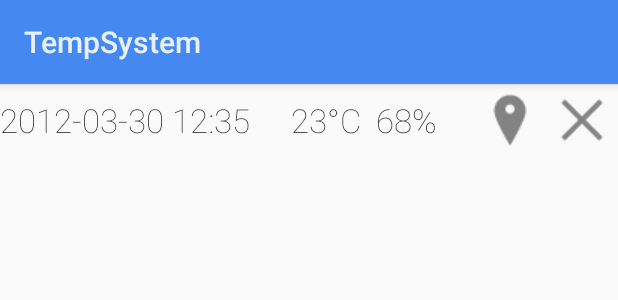
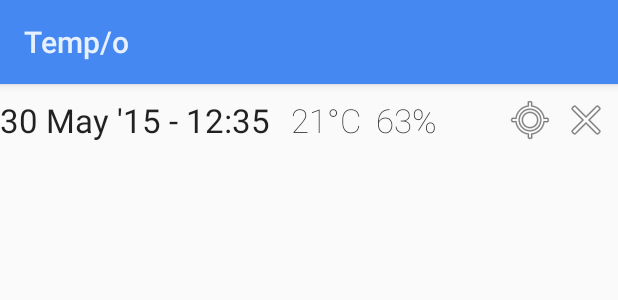
Before and after one commit to demirhanaydin/temp-o, an Android app: the layout list_item.xml on its own in the app's theme, with its tools: preview values and no code run, on a phone screen of 412 x 824 dp. Shown: the top 300 px of the screen. Run offline under Robolectric (Android 15) with nearby library versions, the phone set to English and light mode, and no system bars; Roboto replaces fonts that are not available here.

Commit message:
new name Temp/o && visual changes

```diff
--- a/app/src/main/java/com/example/demirhanaydin/tempsystem/DatabaseHandler.java
+++ b/app/src/main/java/com/example/demirhanaydin/tempsystem/DatabaseHandler.java
@@ -55,7 +55,7 @@ public class DatabaseHandler extends SQLiteOpenHelper {
     public Cursor getEntries(){
         SQLiteDatabase db = this.getWritableDatabase();
         // query - select all
-        String selectQuery = "SELECT * FROM " + TABLE_ENTRY;
+        String selectQuery = "SELECT * FROM " + TABLE_ENTRY + " ORDER BY " + COL_KEY_ID + " DESC";
         // run the query
         Cursor cursor = db.rawQuery(selectQuery, null);
         // return cursor object
--- a/app/src/main/java/com/example/demirhanaydin/tempsystem/MainActivity.java
+++ b/app/src/main/java/com/example/demirhanaydin/tempsystem/MainActivity.java
@@ -97,7 +97,8 @@ public class MainActivity extends Activity {
                     System.currentTimeMillis());
             result = db.addEntry(entry);
             if(result > 0){
-                Toast.makeText(this, "saved" + lastKnownLocation.getLatitude(), Toast.LENGTH_LONG).show();
+//                Toast.makeText(this, "Saved!" + lastKnownLocation.getLatitude(), Toast.LENGTH_LONG).show();
+                Toast.makeText(this, "Saved!", Toast.LENGTH_LONG).show();
             }else {
                 Toast.makeText(this, "problem!", Toast.LENGTH_LONG).show();
             }
--- a/app/src/main/res/layout/list_item.xml
+++ b/app/src/main/res/layout/list_item.xml
@@ -10,10 +10,10 @@
     <TextView
         android:layout_width="wrap_content"
         android:layout_height="wrap_content"
-        android:text="2012-03-30 12:35"
+        android:text="30 May &apos;15 - 12:35"
         android:id="@+id/date"
-        style="@style/listItem"
-        android:layout_marginRight="5dp"
+        style="@style/listItem.date"
+        android:layout_marginRight="10dp"
         android:layout_gravity="left"
         android:layout_centerVertical="true"
         android:layout_alignParentStart="true"/>
@@ -24,7 +24,7 @@
         android:id="@+id/temp"
         style="@style/listItem"
         android:text="@string/default_temp"
-        android:layout_marginLeft="10dp"
+        android:layout_marginLeft="15dp"
         android:layout_gravity="left"
         android:layout_centerVertical="true"
         android:layout_centerHorizontal="true"/>
@@ -63,21 +63,22 @@
         android:layout_width="wrap_content"
         android:layout_height="wrap_content"
         android:id="@+id/btn_location"
-        android:background="@drawable/ic_action_place"
+        android:background="@android:drawable/ic_menu_mylocation"
         android:contentDescription="delete"
-        android:layout_alignParentTop="true"
+        style="@style/listItem.btn_icon"
+        android:layout_gravity="left"
+        android:layout_alignTop="@+id/btn_delete"
         android:layout_toStartOf="@+id/btn_delete"
-        android:layout_centerVertical="true"
-        android:layout_gravity="left"/>
+        android:layout_marginRight="5dp"/>
     <ImageButton
         android:layout_width="wrap_content"
         android:layout_height="wrap_content"
         android:id="@+id/btn_delete"
-        android:background="@drawable/ic_action_remove"
-        android:layout_alignParentTop="true"
+        android:background="@android:drawable/ic_menu_close_clear_cancel"
+        android:contentDescription="delete"
+        style="@style/listItem.btn_icon"
+        android:layout_gravity="left"
         android:layout_centerVertical="true"
         android:layout_alignParentEnd="true"
-        android:contentDescription="delete"
-        android:layout_alignParentStart="false"
-        android:layout_gravity="left"/>
+        android:layout_marginRight="5dp"/>
 </RelativeLayout>
--- a/app/src/main/res/values-v21/styles.xml
+++ b/app/src/main/res/values-v21/styles.xml
@@ -25,4 +25,11 @@
     <style name="listItem" parent="AppTheme">
         <item name="android:textSize">10pt</item>
     </style>
+    <style name="listItem.date">
+        <item name="android:textStyle">bold</item>
+    </style>
+    <style name="listItem.btn_icon">
+        <item name="android:layout_width">50px</item>
+        <item name="android:layout_height">50px</item>
+    </style>
 </resources>
--- a/app/src/main/res/values/strings.xml
+++ b/app/src/main/res/values/strings.xml
@@ -1,14 +1,14 @@
 <resources>
-    <string name="app_name">TempSystem</string>
+    <string name="app_name">Temp/o</string>
     <integer name="google_play_services_version">7327000</integer>
     <string name="google_maps_key">AIzaSyAE0RfwImo9ye_gsroqIxpB3jIb2bZG614</string>
     <!-- main activity -->
     <string name="hello_world">Hello world!</string>
     <string name="action_settings">Settings</string>
-    <string name="default_temp">23</string>
+    <string name="default_temp">21</string>
     <string name="temp_postfix">°C</string>
     <string name="placeholder_humidity">Humidity</string>
-    <string name="default_humidity">68</string>
+    <string name="default_humidity">63</string>
     <string name="humidity_postfix">%</string>
 
     <!-- menu item-->
```
Also changed, not shown: app/src/main/java/com/example/demirhanaydin/tempsystem/Entry.java (+6 -2 lines), app/src/main/java/com/example/demirhanaydin/tempsystem/EntryCursorAdapter.java (+2 -5 lines).
